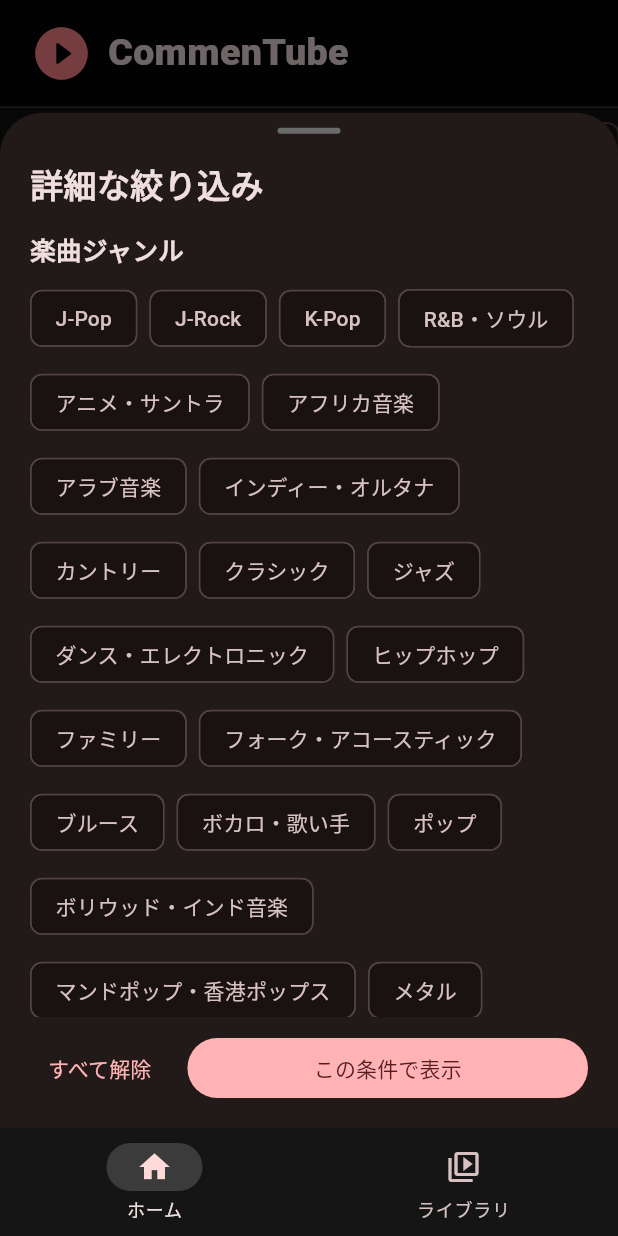
After one commit to lennomue/CommenTube_Flutter, a Flutter app: the screen it shows after launch, scrolled down 576 dp, after a tap on "絞り込み", on a phone screen of 412 x 824 dp. The commit adds this screen. Run offline on Flutter 3.47's test engine with Material 3 defaults, Android fonts, the phone set to English and light mode, and no system bars; our stand-ins replace flutter_riverpod, go_router, webview_flutter; missing offline and left inert: webview_flutter_android, webview_flutter_wkwebview.

Commit message:
Add home quiz filters

```diff
--- /dev/null
+++ b/my_test_app/lib/core/models/quiz_filter.dart
@@ -0,0 +1,106 @@
+class QuizFilter {
+  const QuizFilter({
+    this.musicGenres = const [],
+    this.musicLanguages = const [],
+    this.videoGenres = const [],
+    this.publishedFromYear,
+    this.publishedToYear,
+  });
+
+  static const empty = QuizFilter();
+
+  final List<String> musicGenres;
+  final List<String> musicLanguages;
+  final List<String> videoGenres;
+  final int? publishedFromYear;
+  final int? publishedToYear;
+
+  bool get isEmpty =>
+      musicGenres.isEmpty &&
+      musicLanguages.isEmpty &&
+      videoGenres.isEmpty &&
+      publishedFromYear == null &&
+      publishedToYear == null;
+
+  int get activeConditionCount =>
+      musicGenres.length +
+      musicLanguages.length +
+      videoGenres.length +
+      (publishedFromYear == null && publishedToYear == null ? 0 : 1);
+
+  QuizFilter toggleMusicGenre(String genre) {
+    return copyWith(musicGenres: _toggled(musicGenres, genre));
+  }
+
+  QuizFilter toggleMusicLanguage(String language) {
+    return copyWith(musicLanguages: _toggled(musicLanguages, language));
+  }
+
+  QuizFilter toggleVideoGenre(String genre) {
+    return copyWith(videoGenres: _toggled(videoGenres, genre));
+  }
+
+  QuizFilter withPublishedYears({required int? from, required int? to}) {
+    return QuizFilter(
+      musicGenres: musicGenres,
+      musicLanguages: musicLanguages,
+      videoGenres: videoGenres,
+      publishedFromYear: from,
+      publishedToYear: to,
+    );
+  }
+
+  QuizFilter copyWith({
+    List<String>? musicGenres,
+    List<String>? musicLanguages,
+    List<String>? videoGenres,
+  }) {
+    return QuizFilter(
+      musicGenres: musicGenres ?? this.musicGenres,
+      musicLanguages: musicLanguages ?? this.musicLanguages,
+      videoGenres: videoGenres ?? this.videoGenres,
+      publishedFromYear: publishedFromYear,
+      publishedToYear: publishedToYear,
+    );
+  }
+
+  @override
+  bool operator ==(Object other) {
+    return other is QuizFilter &&
+        _listEquals(musicGenres, other.musicGenres) &&
+        _listEquals(musicLanguages, other.musicLanguages) &&
+        _listEquals(videoGenres, other.videoGenres) &&
+        publishedFromYear == other.publishedFromYear &&
+        publishedToYear == other.publishedToYear;
+  }
+
+  @override
+  int get hashCode => Object.hash(
+    Object.hashAll(musicGenres),
+    Object.hashAll(musicLanguages),
+    Object.hashAll(videoGenres),
+    publishedFromYear,
+    publishedToYear,
+  );
+}
+
+List<String> _toggled(List<String> values, String value) {
+  final result = values.toSet();
+  result.contains(value) ? result.remove(value) : result.add(value);
+  return result.toList(growable: false)..sort();
+}
+
+bool _listEquals(List<String> first, List<String> second) {
+  if (identical(first, second)) {
+    return true;
+  }
+  if (first.length != second.length) {
+    return false;
+  }
+  for (var index = 0; index < first.length; index++) {
+    if (first[index] != second[index]) {
+      return false;
+    }
+  }
+  return true;
+}
--- a/my_test_app/lib/core/repositories/quiz_providers.dart
+++ b/my_test_app/lib/core/repositories/quiz_providers.dart
@@ -1,6 +1,7 @@
 import 'package:flutter_riverpod/flutter_riverpod.dart';
 
 import '../models/quiz.dart';
+import '../models/quiz_filter.dart';
 import 'quiz_repository.dart';
 
 final quizRepositoryProvider = Provider<QuizRepository>((ref) {
@@ -11,6 +12,11 @@ final quizzesProvider = FutureProvider<List<QuizWithLiveStats>>((ref) {
   return ref.watch(quizRepositoryProvider).getQuizzes();
 });
 
+final filteredQuizzesProvider =
+    FutureProvider.family<List<QuizWithLiveStats>, QuizFilter>((ref, filter) {
+      return ref.watch(quizRepositoryProvider).getQuizzes(filter: filter);
+    });
+
 final quizProvider = FutureProvider.family<QuizWithLiveStats?, String>((
   ref,
   videoId,
--- a/my_test_app/lib/core/repositories/quiz_repository.dart
+++ b/my_test_app/lib/core/repositories/quiz_repository.dart
@@ -3,9 +3,12 @@ import 'dart:convert';
 import 'package:flutter/services.dart';
 
 import '../models/quiz.dart';
+import '../models/quiz_filter.dart';
 
 abstract interface class QuizRepository {
-  Future<List<QuizWithLiveStats>> getQuizzes();
+  Future<List<QuizWithLiveStats>> getQuizzes({
+    QuizFilter filter = QuizFilter.empty,
+  });
 
   Future<QuizWithLiveStats?> getQuiz(String videoId);
 }
@@ -21,8 +24,19 @@ class AssetQuizRepository implements QuizRepository {
   Future<List<QuizWithLiveStats>>? _cache;
 
   @override
-  Future<List<QuizWithLiveStats>> getQuizzes() {
-    return _cache ??= _loadQuizzes();
+  Future<List<QuizWithLiveStats>> getQuizzes({
+    QuizFilter filter = QuizFilter.empty,
+  }) async {
+    final quizzes = await (_cache ??= _loadQuizzes());
+    if (filter.isEmpty) {
+      return quizzes;
+    }
+
+    // This in-memory filter only validates the mock UX. Phase 7 replaces the
+    // implementation with a Supabase RPC while preserving this interface.
+    return quizzes
+        .where((item) => _matches(item.quiz, filter))
+        .toList(growable: false);
   }
 
   @override
@@ -34,6 +48,30 @@ class AssetQuizRepository implements QuizRepository {
       }
     }
     return null;
+  }
+
+  bool _matches(Quiz quiz, QuizFilter filter) {
+    final matchesMusicGenre =
+        filter.musicGenres.isEmpty ||
+        quiz.musicGenres.any(filter.musicGenres.contains);
+    final matchesLanguage =
+        filter.musicLanguages.isEmpty ||
+        quiz.musicLanguages.any(filter.musicLanguages.contains);
+    final matchesVideoGenre =
+        filter.videoGenres.isEmpty ||
+        filter.videoGenres.contains(quiz.videoGenre);
+    final publishedYear = quiz.videoPublishedAt.year;
+    final matchesFromYear =
+        filter.publishedFromYear == null ||
+        publishedYear >= filter.publishedFromYear!;
+    final matchesToYear =
+        filter.publishedToYear == null ||
+        publishedYear <= filter.publishedToYear!;
+    return matchesMusicGenre &&
+        matchesLanguage &&
+        matchesVideoGenre &&
+        matchesFromYear &&
+        matchesToYear;
   }
 
   Future<List<QuizWithLiveStats>> _loadQuizzes() async {
--- /dev/null
+++ b/my_test_app/lib/features/home/presentation/home_filter_bar.dart
@@ -0,0 +1,385 @@
+import 'package:flutter/material.dart';
+
+import '../../../core/models/quiz_filter.dart';
+
+class HomeFilterBar extends StatelessWidget {
+  const HomeFilterBar({
+    super.key,
+    required this.filter,
+    required this.onChanged,
+    required this.onOpenDetails,
+  });
+
+  final QuizFilter filter;
+  final ValueChanged<QuizFilter> onChanged;
+  final VoidCallback onOpenDetails;
+
+  @override
+  Widget build(BuildContext context) {
+    final is2010sSelected =
+        filter.publishedFromYear == 2010 && filter.publishedToYear == 2019;
+    return Container(
+      height: 58,
+      decoration: const BoxDecoration(
+        color: Color(0xFF101010),
+        border: Border(bottom: BorderSide(color: Color(0xFF2B2B2B))),
+      ),
+      child: ListView(
+        scrollDirection: Axis.horizontal,
+        padding: const EdgeInsets.symmetric(horizontal: 12, vertical: 8),
+        children: [
+          ActionChip(
+            key: const ValueKey('open-detailed-filters'),
+            avatar: const Icon(Icons.manage_search_rounded, size: 18),
+            label: Text(
+              filter.isEmpty ? '絞り込み' : '絞り込み ${filter.activeConditionCount}',
+            ),
+            onPressed: onOpenDetails,
+          ),
+          const SizedBox(width: 8),
+          _QuickFilterChip(
+            filterKey: 'j-pop',
+            label: 'J-Pop',
+            selected: filter.musicGenres.contains('j_pop'),
+            onSelected: () => onChanged(filter.toggleMusicGenre('j_pop')),
+          ),
+          _QuickFilterChip(
+            filterKey: 'rock',
+            label: 'ロック',
+            selected: filter.musicGenres.contains('rock'),
+            onSelected: () => onChanged(filter.toggleMusicGenre('rock')),
+          ),
+          _QuickFilterChip(
+            filterKey: 'english',
+            label: '英語（洋楽）',
+            selected: filter.musicLanguages.contains('english'),
+            onSelected: () => onChanged(filter.toggleMusicLanguage('english')),
+          ),
+          _QuickFilterChip(
+            filterKey: 'japanese',
+            label: '日本語（邦楽）',
+            selected: filter.musicLanguages.contains('japanese'),
+            onSelected: () => onChanged(filter.toggleMusicLanguage('japanese')),
+          ),
+          _QuickFilterChip(
+            filterKey: '2010s',
+            label: "2010's",
+            selected: is2010sSelected,
+            onSelected: () => onChanged(
+              is2010sSelected
+                  ? filter.withPublishedYears(from: null, to: null)
+                  : filter.withPublishedYears(from: 2010, to: 2019),
+            ),
+          ),
+          if (!filter.isEmpty) ...[
+            const SizedBox(width: 4),
+            ActionChip(
+              key: const ValueKey('clear-filters'),
+              avatar: const Icon(Icons.close_rounded, size: 18),
+              label: const Text('解除'),
+              onPressed: () => onChanged(QuizFilter.empty),
+            ),
+          ],
+        ],
+      ),
+    );
+  }
+}
+
+class _QuickFilterChip extends StatelessWidget {
+  const _QuickFilterChip({
+    required this.filterKey,
+    required this.label,
+    required this.selected,
+    required this.onSelected,
+  });
+
+  final String filterKey;
+  final String label;
+  final bool selected;
+  final VoidCallback onSelected;
+
+  @override
+  Widget build(BuildContext context) {
+    return Padding(
+      padding: const EdgeInsets.only(right: 8),
+      child: FilterChip(
+        key: ValueKey('quick-filter-$filterKey'),
+        label: Text(label),
+        selected: selected,
+        onSelected: (_) => onSelected(),
+      ),
+    );
+  }
+}
+
+Future<QuizFilter?> showDetailedQuizFilters(
+  BuildContext context,
+  QuizFilter initialFilter,
+) {
+  return showModalBottomSheet<QuizFilter>(
+    context: context,
+    isScrollControlled: true,
+    useSafeArea: true,
+    builder: (context) => _DetailedFilterSheet(initialFilter: initialFilter),
+  );
+}
+
+class _DetailedFilterSheet extends StatefulWidget {
+  const _DetailedFilterSheet({required this.initialFilter});
+
+  final QuizFilter initialFilter;
+
+  @override
+  State<_DetailedFilterSheet> createState() => _DetailedFilterSheetState();
+}
+
+class _DetailedFilterSheetState extends State<_DetailedFilterSheet> {
+  static const _minimumYear = 1950.0;
+  static const _maximumYear = 2029.0;
+
+  late QuizFilter _filter;
+  late bool _usesPublishedYears;
+  late RangeValues _publishedYears;
+
+  @override
+  void initState() {
+    super.initState();
+    _filter = widget.initialFilter;
+    _usesPublishedYears =
+        _filter.publishedFromYear != null || _filter.publishedToYear != null;
+    _publishedYears = RangeValues(
+      (_filter.publishedFromYear ?? _minimumYear.toInt()).toDouble(),
+      (_filter.publishedToYear ?? _maximumYear.toInt()).toDouble(),
+    );
+  }
+
+  @override
+  Widget build(BuildContext context) {
+    return FractionallySizedBox(
+      heightFactor: 0.9,
+      child: Column(
+        children: [
+          const SizedBox(height: 10),
+          Container(
+            width: 42,
+            height: 4,
+            decoration: BoxDecoration(
+              color: const Color(0xFF6A6A6A),
+              borderRadius: BorderRadius.circular(2),
+            ),
+          ),
+          const Padding(
+            padding: EdgeInsets.fromLTRB(20, 18, 20, 8),
+            child: Align(
+              alignment: Alignment.centerLeft,
+              child: Text(
+                '詳細な絞り込み',
+                style: TextStyle(fontSize: 22, fontWeight: FontWeight.w800),
+              ),
+            ),
+          ),
+          Expanded(
+            child: ListView(
+              padding: const EdgeInsets.fromLTRB(20, 8, 20, 24),
+              children: [
+                _FilterSection(
+                  title: '楽曲ジャンル',
+                  options: _musicGenreOptions,
+                  selectedValues: _filter.musicGenres,
+                  onToggle: (value) =>
+                      setState(() => _filter = _filter.toggleMusicGenre(value)),
+                ),
+                _FilterSection(
+                  title: '言語',
+                  options: _languageOptions,
+                  selectedValues: _filter.musicLanguages,
+                  onToggle: (value) => setState(
+                    () => _filter = _filter.toggleMusicLanguage(value),
+                  ),
+                ),
+                _FilterSection(
+                  title: '動画ジャンル',
+                  options: _videoGenreOptions,
+                  selectedValues: _filter.videoGenres,
+                  onToggle: (value) =>
+                      setState(() => _filter = _filter.toggleVideoGenre(value)),
+                ),
+                const SizedBox(height: 8),
+                SwitchListTile(
+                  contentPadding: EdgeInsets.zero,
+                  title: const Text(
+                    '投稿年の範囲',
+                    style: TextStyle(fontSize: 17, fontWeight: FontWeight.w700),
+                  ),
+                  value: _usesPublishedYears,
+                  onChanged: (value) {
+                    setState(() {
+                      _usesPublishedYears = value;
+                      _syncPublishedYears();
+                    });
+                  },
+                ),
+                if (_usesPublishedYears) ...[
+                  Text(
+                    '${_publishedYears.start.round()}年 〜 '
+                    '${_publishedYears.end.round()}年',
+                    textAlign: TextAlign.center,
+                  ),
+                  RangeSlider(
+                    values: _publishedYears,
+                    min: _minimumYear,
+                    max: _maximumYear,
+                    divisions: 79,
+                    labels: RangeLabels(
+                      '${_publishedYears.start.round()}年',
+                      '${_publishedYears.end.round()}年',
+                    ),
+                    onChanged: (values) {
+                      setState(() {
+                        _publishedYears = values;
+                        _syncPublishedYears();
+                      });
+                    },
+                  ),
+                ],
+              ],
+            ),
+          ),
+          Padding(
+            padding: const EdgeInsets.fromLTRB(20, 10, 20, 16),
+            child: Row(
+              children: [
+                TextButton(
+                  onPressed: () {
+                    setState(() {
+                      _filter = QuizFilter.empty;
+                      _usesPublishedYears = false;
+                      _publishedYears = const RangeValues(
+                        _minimumYear,
+                        _maximumYear,
+                      );
+                    });
+                  },
+                  child: const Text('すべて解除'),
+                ),
+                const SizedBox(width: 12),
+                Expanded(
+                  child: FilledButton(
+                    key: const ValueKey('apply-detailed-filters'),
+                    onPressed: () => Navigator.of(context).pop(_filter),
+                    child: const Text('この条件で表示'),
+                  ),
+                ),
+              ],
+            ),
+          ),
+        ],
+      ),
+    );
+  }
+
+  void _syncPublishedYears() {
+    _filter = _filter.withPublishedYears(
+      from: _usesPublishedYears ? _publishedYears.start.round() : null,
+      to: _usesPublishedYears ? _publishedYears.end.round() : null,
+    );
+  }
+}
+
+class _FilterSection extends StatelessWidget {
+  const _FilterSection({
+    required this.title,
+    required this.options,
+    required this.selectedValues,
+    required this.onToggle,
+  });
+
+  final String title;
+  final List<_FilterOption> options;
+  final List<String> selectedValues;
+  final ValueChanged<String> onToggle;
+
+  @override
+  Widget build(BuildContext context) {
+    return Padding(
+      padding: const EdgeInsets.only(bottom: 20),
+      child: Column(
+        crossAxisAlignment: CrossAxisAlignment.start,
+        children: [
+          Text(
+            title,
+            style: const TextStyle(fontSize: 17, fontWeight: FontWeight.w700),
+          ),
+          const SizedBox(height: 10),
+          Wrap(
+            spacing: 8,
+            runSpacing: 8,
+            children: [
+              for (final option in options)
+                FilterChip(
+                  label: Text(option.label),
+                  selected: selectedValues.contains(option.value),
+                  onSelected: (_) => onToggle(option.value),
+                ),
+            ],
+          ),
+        ],
+      ),
+    );
+  }
+}
+
+class _FilterOption {
+  const _FilterOption(this.value, this.label);
+
+  final String value;
+  final String label;
+}
+
+const _languageOptions = [
+  _FilterOption('japanese', '日本語'),
+  _FilterOption('english', '英語'),
+  _FilterOption('korean', '韓国語'),
+  _FilterOption('spanish', 'スペイン語'),
+];
+
+const _videoGenreOptions = [
+  _FilterOption('music_video', '楽曲'),
+  _FilterOption('lyric_video', '歌詞動画'),
+  _FilterOption('live_performance_video', 'ライブ映像'),
+  _FilterOption('fan_made_video', '合成MAD'),
+  _FilterOption('non_music', '非音楽'),
+];
+
+const _musicGenreOptions = [
+  _FilterOption('j_pop', 'J-Pop'),
+  _FilterOption('j_rock', 'J-Rock'),
+  _FilterOption('k_pop', 'K-Pop'),
+  _FilterOption('r_and_b_soul', 'R&B・ソウル'),
+  _FilterOption('anime_soundtrack', 'アニメ・サントラ'),
+  _FilterOption('afro', 'アフリカ音楽'),
+  _FilterOption('arabic', 'アラブ音楽'),
+  _FilterOption('indie_alternative', 'インディー・オルタナ'),
+  _FilterOption('country', 'カントリー'),
+  _FilterOption('classical', 'クラシック'),
+  _FilterOption('jazz', 'ジャズ'),
+  _FilterOption('dance_electronic', 'ダンス・エレクトロニック'),
+  _FilterOption('hiphop', 'ヒップホップ'),
+  _FilterOption('family', 'ファミリー'),
+  _FilterOption('folk_acoustic', 'フォーク・アコースティック'),
+  _FilterOption('blues', 'ブルース'),
+  _FilterOption('vocaloid_utaite', 'ボカロ・歌い手'),
+  _FilterOption('pop', 'ポップ'),
+  _FilterOption('bollywood_indian', 'ボリウッド・インド音楽'),
+  _FilterOption('mandopop_cantopop', 'マンドポップ・香港ポップス'),
+  _FilterOption('metal', 'メタル'),
+  _FilterOption('latin', 'ラテン'),
+  _FilterOption('reggae_caribbean', 'レゲエ・カリビアン'),
+  _FilterOption('rock', 'ロック'),
+  _FilterOption('traditional_japanese_pop', '演歌・歌謡曲'),
+  _FilterOption('seasonal_spring', '春の音楽'),
+  _FilterOption('seasonal_summer', '夏の音楽'),
+  _FilterOption('seasonal_autumn', '秋の音楽'),
+  _FilterOption('seasonal_winter', '冬の音楽'),
+];
--- a/my_test_app/lib/features/home/presentation/home_screen.dart
+++ b/my_test_app/lib/features/home/presentation/home_screen.dart
@@ -2,32 +2,60 @@ import 'package:flutter/material.dart';
 import 'package:flutter_riverpod/flutter_riverpod.dart';
 
 import '../../../core/models/quiz.dart';
+import '../../../core/models/quiz_filter.dart';
 import '../../../core/repositories/quiz_providers.dart';
 import '../../../core/router/app_router.dart';
 import '../../../core/utils/display_formatters.dart';
+import 'home_filter_bar.dart';
 
-class HomeScreen extends ConsumerWidget {
+class HomeScreen extends ConsumerStatefulWidget {
   const HomeScreen({super.key});
 
   @override
-  Widget build(BuildContext context, WidgetRef ref) {
-    final quizzes = ref.watch(quizzesProvider);
+  ConsumerState<HomeScreen> createState() => _HomeScreenState();
+}
+
+class _HomeScreenState extends ConsumerState<HomeScreen> {
+  QuizFilter _filter = QuizFilter.empty;
+
+  @override
+  Widget build(BuildContext context) {
+    final quizzes = ref.watch(filteredQuizzesProvider(_filter));
     return SafeArea(
       bottom: false,
       child: Column(
         children: [
           const _HomeHeader(),
+          HomeFilterBar(
+            filter: _filter,
+            onChanged: _setFilter,
+            onOpenDetails: _openDetailedFilters,
+          ),
           Expanded(
             child: quizzes.when(
-              data: (items) => _QuizFeed(quizzes: items),
+              data: (items) => items.isEmpty
+                  ? _EmptyQuizFeed(onClear: () => _setFilter(QuizFilter.empty))
+                  : _QuizFeed(quizzes: items),
               loading: () => const Center(child: CircularProgressIndicator()),
-              error: (error, stackTrace) =>
-                  _LoadError(onRetry: () => ref.invalidate(quizzesProvider)),
+              error: (error, stackTrace) => _LoadError(
+                onRetry: () => ref.invalidate(filteredQuizzesProvider(_filter)),
+              ),
             ),
           ),
         ],
       ),
     );
+  }
+
+  void _setFilter(QuizFilter filter) {
+    setState(() => _filter = filter);
+  }
+
+  Future<void> _openDetailedFilters() async {
+    final selected = await showDetailedQuizFilters(context, _filter);
+    if (selected != null && mounted) {
+      _setFilter(selected);
+    }
   }
 }
 
@@ -235,3 +263,28 @@ class _LoadError extends StatelessWidget {
     );
   }
 }
+
+class _EmptyQuizFeed extends StatelessWidget {
+  const _EmptyQuizFeed({required this.onClear});
+
+  final VoidCallback onClear;
+
+  @override
+  Widget build(BuildContext context) {
+    return Center(
+      child: Padding(
+        padding: const EdgeInsets.all(24),
+        child: Column(
+          mainAxisSize: MainAxisSize.min,
+          children: [
+            const Icon(Icons.search_off_rounded, size: 44),
+            const SizedBox(height: 12),
+            const Text('条件に合う問題がありません'),
+            const SizedBox(height: 12),
+            OutlinedButton(onPressed: onClear, child: const Text('条件をクリア')),
+          ],
+        ),
+      ),
+    );
+  }
+}
```
Also changed, not shown: 4 other files.
